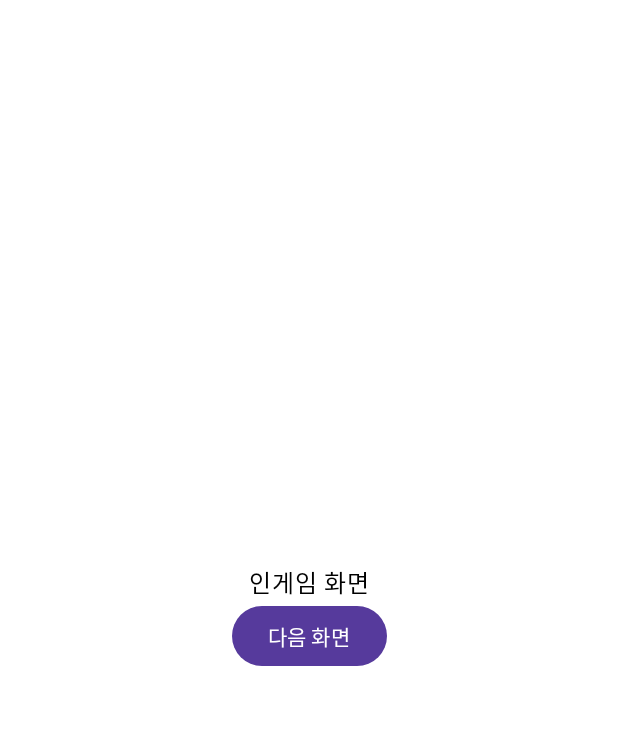
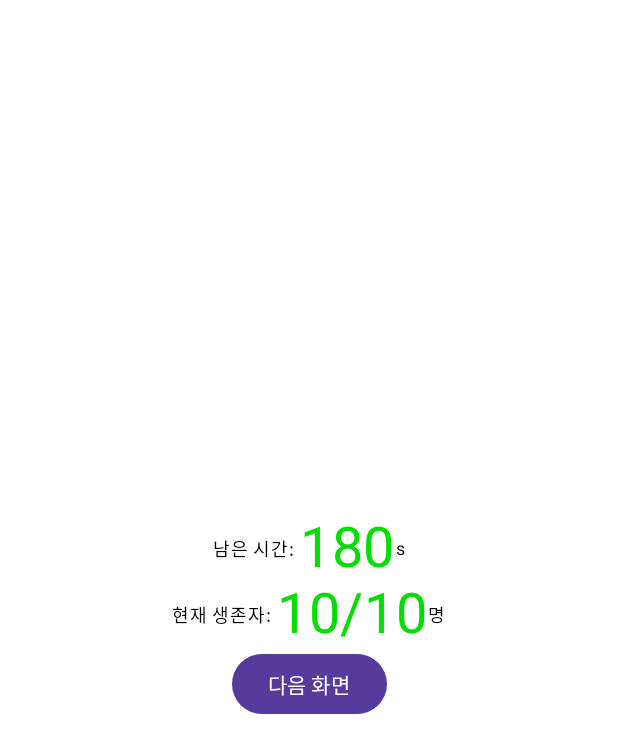
Before and after one commit to SharonProject1/SharonApp, an Android app built with Jetpack Compose: the @Preview function SharonPreview, on a phone screen of 412 x 824 dp. Shown: the top 753 px of the screen. Run offline under Robolectric (Android 15) with nearby library versions, the phone set to English and light mode, and no system bars.

Commit message:
InGameScreen 작성

```diff
--- a/app/src/main/java/com/example/sharon/MainActivity.kt
+++ b/app/src/main/java/com/example/sharon/MainActivity.kt
@@ -296,21 +296,91 @@ fun CountdownScreen(nextScreen: () -> Unit) {
 
 @Composable
 fun InGameScreen(nextScreen: () -> Unit) {
+    var containerSize by remember { mutableStateOf(Size.Zero) }
+
+    val timeLeft by remember { mutableStateOf(180) }
+    val numberOfPlayers by remember { mutableStateOf(10) }
+    val numberOfCurrentSurvivors by remember { mutableStateOf(numberOfPlayers) }
+
     Scaffold { innerPadding ->
         Box(
             modifier = Modifier
                 .background(MaterialTheme.colorScheme.background)
                 .fillMaxSize()
                 .padding(innerPadding)
+                .onGloballyPositioned { coordinates ->
+                    containerSize = coordinates.size.toSize()
+                }
         ) {
             Column(
+                verticalArrangement = Arrangement.Center,
+                horizontalAlignment = Alignment.CenterHorizontally,
                 modifier = Modifier
                     .fillMaxSize()
-                    .padding(16.dp),
-                verticalArrangement = Arrangement.Center,
-                horizontalAlignment = Alignment.CenterHorizontally
+                    .padding(16.dp)
             ) {
-                Text("인게임 화면")
+                Row(
+                    verticalAlignment = Alignment.CenterVertically
+                ) {
+                    Text(
+                        text = "남은 시간: ",
+                        fontSize = (containerSize.width * 2/100).toInt().sp
+                    )
+                    if(timeLeft > 90) {
+                        Text(
+                            text = "$timeLeft",
+                            fontSize = (containerSize.width * 6/100).toInt().sp,
+                            color = Color(0xff00dd00)
+                        )
+                    } else if(timeLeft in 31..90) {
+                        Text(
+                            text = "$timeLeft",
+                            fontSize = (containerSize.width * 6/100).toInt().sp,
+                            color = Color(0xfff8d000)
+                        )
+                    } else {
+                        Text(
+                            text = "$timeLeft",
+                            fontSize = (containerSize.width * 6/100).toInt().sp,
+                            color = Color(0xfff00000)
+                        )
+                    }
+                    Text(
+                        text = "s",
+                        fontSize = (containerSize.width * 2/100).toInt().sp
+                    )
+                }
+                Row(
+                    verticalAlignment = Alignment.CenterVertically
+                ) {
+                    Text(
+                        text = "현재 생존자: ",
+                        fontSize = (containerSize.width * 2/100).toInt().sp
+                    )
+                    if(numberOfCurrentSurvivors/numberOfPlayers.toFloat() > 2/3f) {
+                        Text(
+                            text = "$numberOfCurrentSurvivors/$numberOfPlayers",
+                            fontSize = (containerSize.width * 6/100).toInt().sp,
+                            color = Color(0xff00dd00)
+                        )
+                    } else if(numberOfCurrentSurvivors/numberOfPlayers.toFloat() <= 2/3f && numberOfCurrentSurvivors/numberOfPlayers.toFloat() > 1/3f) {
+                        Text(
+                            text = "$numberOfCurrentSurvivors/$numberOfPlayers",
+                            fontSize = (containerSize.width * 6/100).toInt().sp,
+                            color = Color(0xfff8d000)
+                        )
+                    } else {
+                        Text(
+                            text = "$numberOfCurrentSurvivors/$numberOfPlayers",
+                            fontSize = (containerSize.width * 6/100).toInt().sp,
+                            color = Color(0xfff00000)
+                        )
+                    }
+                    Text(
+                        text = "명",
+                        fontSize = (containerSize.width * 2/100).toInt().sp
+                    )
+                }
                 Button(
                     onClick = {nextScreen()},
                     colors = ButtonDefaults.buttonColors(
```
